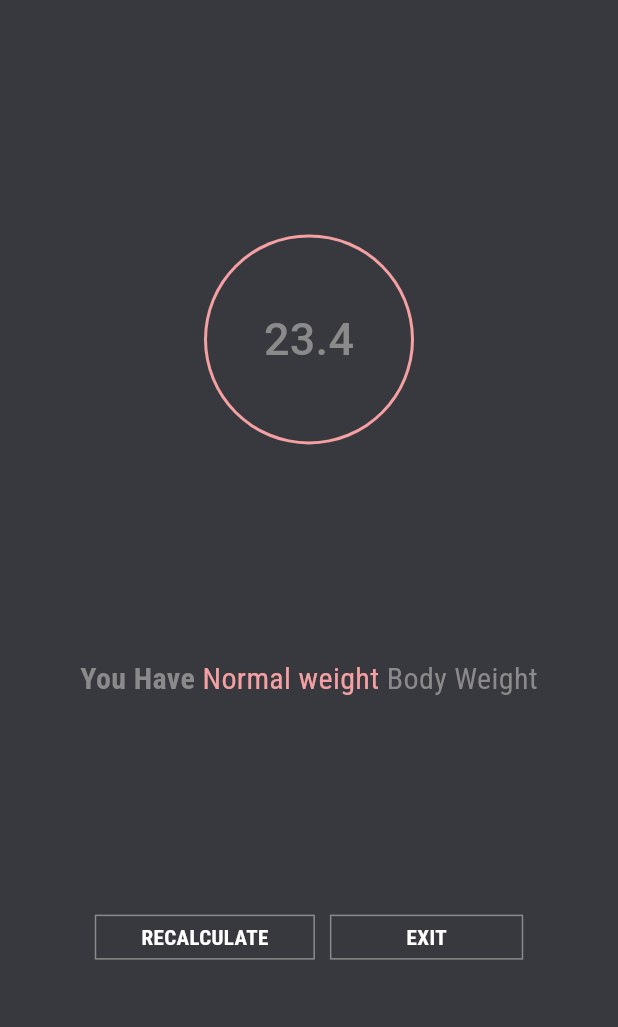
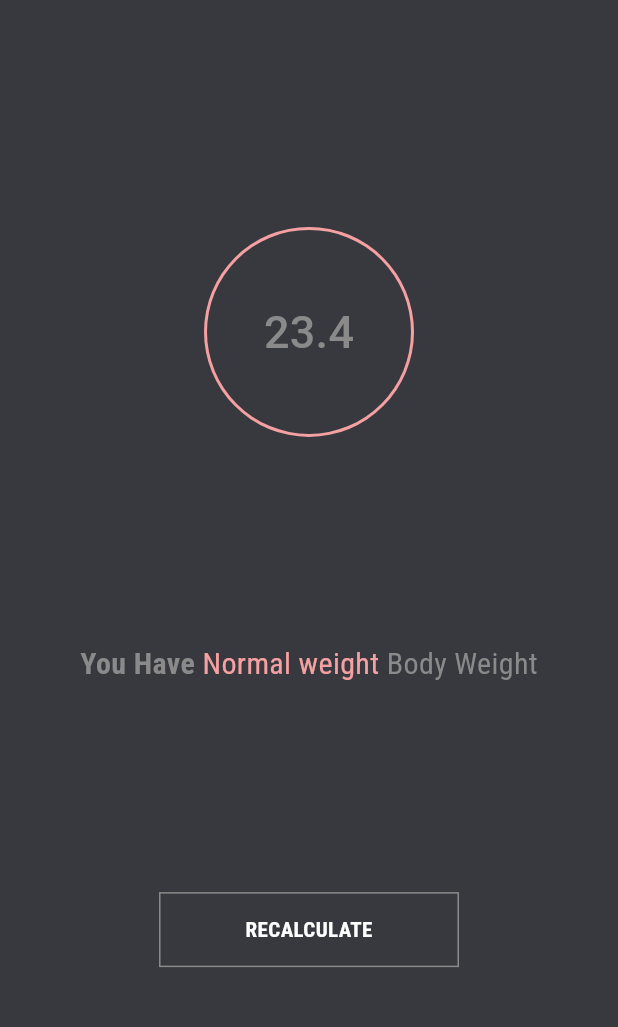
Before and after one commit to Shimaa-78/BMI-Calculator, a Flutter app: the CalculatorPage screen opened directly, after a tap on "CALCULATE", on a phone screen of 412 x 824 dp, the part 63-1090 px from its top. Run offline on Flutter 3.47's test engine with Material 3 defaults, Android fonts, the phone set to English and light mode, and no system bars.

Commit message:
Describe the changes made

```diff
--- a/lib/Widgets/Widgets.dart
+++ b/lib/Widgets/Widgets.dart
@@ -126,14 +126,14 @@ Expanded slider({
 }
 
 
-Widget CustomButton({required String label, required VoidCallback onTap,required double p}) {
+Widget CustomButton({required String label, required VoidCallback onTap,}) {
   return GestureDetector(
     onTap: onTap,
     child: Container(
-        padding: EdgeInsets.symmetric(horizontal: p),
 
-        // width: 200,
-        height: 30,
+
+         width: 200,
+        height: 50,
 
       decoration: BoxDecoration(
         border: Border.all(
--- a/lib/calculatorPage.dart
+++ b/lib/calculatorPage.dart
@@ -139,7 +139,7 @@ class _CalculatorPageState extends State<CalculatorPage> {
 
   Widget _buildCalculateButton() {
     return CustomButton(
-      p: 100,
+
       label: "CALCULATE",
       onTap: () {
         _calculateBMI();
--- a/lib/homePage.dart
+++ b/lib/homePage.dart
@@ -72,7 +72,7 @@ class _HomePageState extends State<HomePage> {
 
   Widget _buildStartButton(BuildContext context) {
     return CustomButton(
-      p: 20,
+
       label: "START",
       onTap: () => _navigateToCalculatorPage(context),
     );
--- a/lib/result.dart
+++ b/lib/result.dart
@@ -33,7 +33,11 @@ class Result extends StatelessWidget {
         children: [
           _buildBMICircleAvatar(),
           _buildBMICategoryText(bmiCategory),
-          _buildActionButtons(context),
+        CustomButton(
+
+        label: "RECALCULATE",
+        onTap: () => _navigateToPage(context, CalculatorPage()),
+      ),
         ],
       ),
     );
@@ -90,24 +94,6 @@ class Result extends StatelessWidget {
     );
   }
 
-  Widget _buildActionButtons(BuildContext context) {
-    return Row(
-      mainAxisAlignment: MainAxisAlignment.center,
-      children: [
-        CustomButton(
-          p: 30,
-          label: "RECALCULATE",
-          onTap: () => _navigateToPage(context, CalculatorPage()),
-        ),
-        SizedBox(width: 10),
-        CustomButton(
-          p: 50,
-          label: "EXIT",
-          onTap: () => _navigateToPage(context, HomePage()),
-        ),
-      ],
-    );
-  }
 
   void _navigateToPage(BuildContext context, Widget page) {
     Navigator.push(
```
Also changed, not shown: 31 other files.
